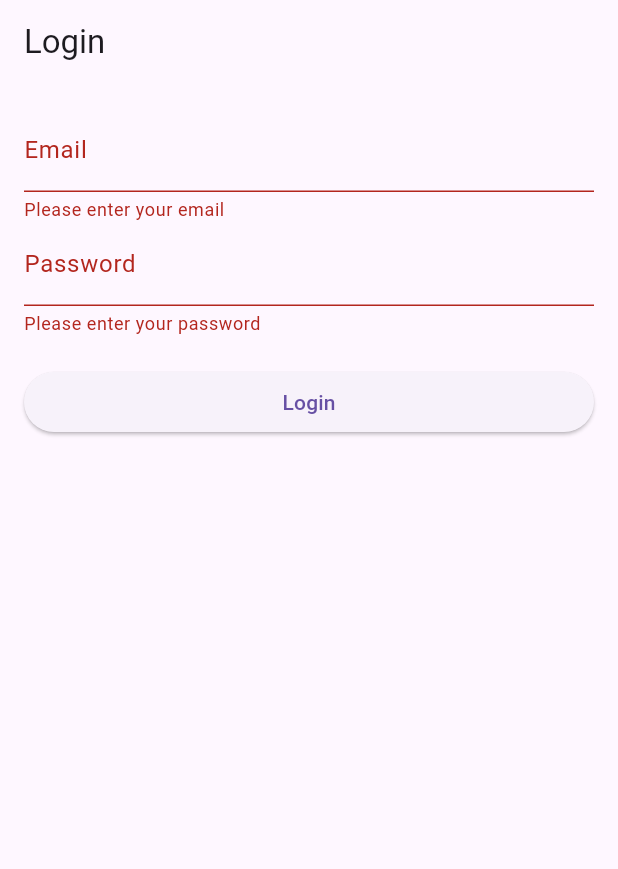
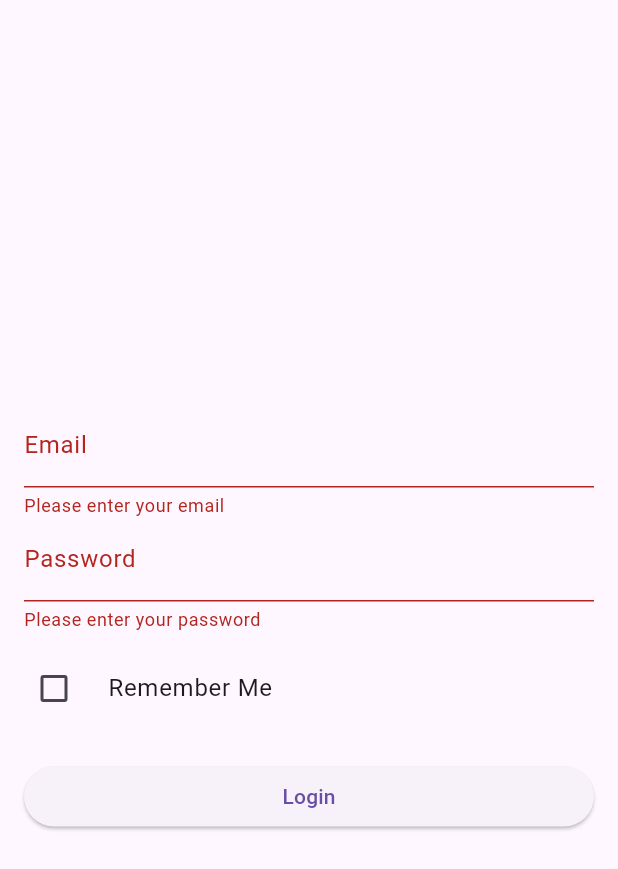
Before and after one commit to Pitchaya-Waree/flutter_statefulwidget, a Flutter app: the LoginScreen screen opened directly, after a tap on "Login", on a phone screen of 412 x 824 dp. Shown: the top 869 px of the screen. Run offline on Flutter 3.47's test engine with Material 3 defaults, Android fonts, the phone set to English and light mode, and no system bars.

Commit message:
Refactor screens and enhance functionality with new features
- Updated HomeScreen to include latitude, longitude, and rating for attractions.
- Enhanced LoginScreen with a "Remember Me" checkbox.
- Simplified main.dart by removing the MyApp widget.
- Improved SplashScreen with a logo and updated text.
- Refined TabMenu layout for better organization.

```diff
--- a/lib/login_screen.dart
+++ b/lib/login_screen.dart
@@ -2,6 +2,7 @@ import 'package:flutter/material.dart';
 
 class LoginScreen extends StatefulWidget {
   const LoginScreen({super.key});
+
   @override
   State<StatefulWidget> createState() {
     return LoginScreenState();
@@ -13,17 +14,19 @@ class LoginScreenState extends State<LoginScreen> {
   final TextEditingController _emailController = TextEditingController();
   final TextEditingController _passwordController = TextEditingController();
 
+  // Added for the checkbox assignment
+  bool _rememberMe = false;
+
   @override
   Widget build(BuildContext context) {
     return Scaffold(
-      appBar: AppBar(
-        title: const Text('Login'),
-      ),
       body: Padding(
         padding: const EdgeInsets.all(16),
         child: Form(
           key: _formKey,
-          child: Column(children: [
+          child: Column(
+            mainAxisAlignment: MainAxisAlignment.center,
+            children: [
               TextFormField(
                 controller: _emailController,
                 decoration: const InputDecoration(labelText: 'Email'),
@@ -52,9 +55,20 @@ class LoginScreenState extends State<LoginScreen> {
                   }
                 },
               ),
-            const SizedBox(
-              height: 20,
+              const SizedBox(height: 10),
+              // Added Checkbox for assignment
+              CheckboxListTile(
+                title: const Text("Remember Me"),
+                value: _rememberMe,
+                onChanged: (newValue) {
+                  setState(() {
+                    _rememberMe = newValue ?? false;
+                  });
+                },
+                controlAffinity: ListTileControlAffinity.leading,
+                contentPadding: EdgeInsets.zero,
               ),
+              const SizedBox(height: 20),
               SizedBox(
                 width: double.infinity,
                 child: ElevatedButton(
@@ -62,13 +76,20 @@ class LoginScreenState extends State<LoginScreen> {
                     if (_formKey.currentState!.validate()) {
                       final email = _emailController.text;
                       final password = _passwordController.text;
-                    ScaffoldMessenger.of(context).showSnackBar(SnackBar(
-                      content:
-                          Text('Email: $email\\nPassword: $password')));
+                      ScaffoldMessenger.of(context).showSnackBar(
+                        SnackBar(
+                          content: Text(
+                            'Email: $email\nPassword: $password\nRemember Me: $_rememberMe',
+                          ),
+                        ),
+                      );
                     }
                   },
-                child: const Text('Login')))
-          ]),
+                  child: const Text('Login'),
+                ),
+              ),
+            ],
+          ),
         ),
       ),
     );
--- a/lib/main.dart
+++ b/lib/main.dart
@@ -1,20 +1,9 @@
-// lib/main.dart
 import 'package:flutter/material.dart';
 import 'package:flutter_statefulwidget/splash_screen.dart';
 
 void main() {
-  runApp(const MyApp());
+  runApp(const MaterialApp(
+    debugShowCheckedModeBanner: false,
+    home: SplashScreen(),
+  ));
 }
-
-// Define MyApp as the root widget
-class MyApp extends StatelessWidget {
-  const MyApp({super.key});
-
-  @override
-  Widget build(BuildContext context) {
-    // This widget wraps your MaterialApp
-    return const MaterialApp(
-      home: SplashScreen(),
-    );
-  }
-}
```
Also changed, not shown: lib/home_screen.dart (+61 -19 lines), lib/splash_screen.dart (+15 -5 lines), lib/tab_menu.dart (+9 -4 lines). Lines whose indentation alone changed are shown as unchanged.
